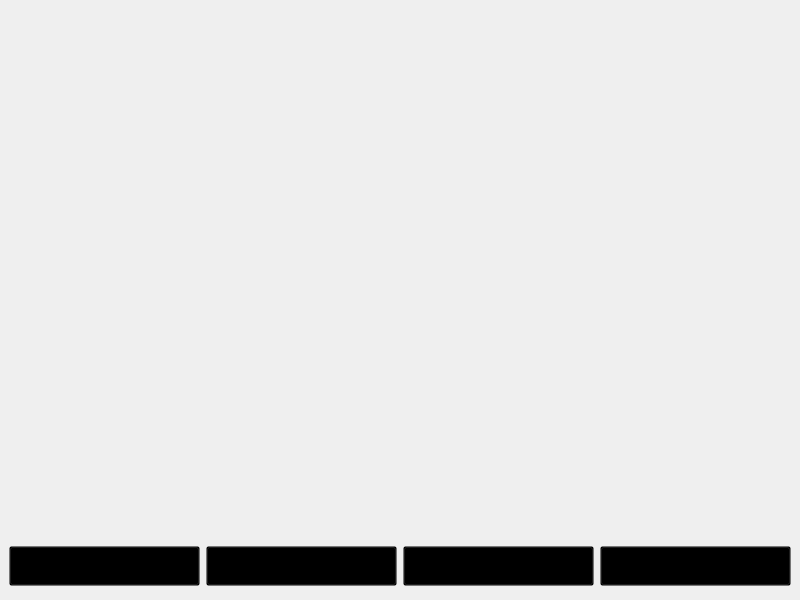
Above: resource/UI/gtl.ui from Curlyfuu/googletranslate_ui before the change. Below: the same form after it.
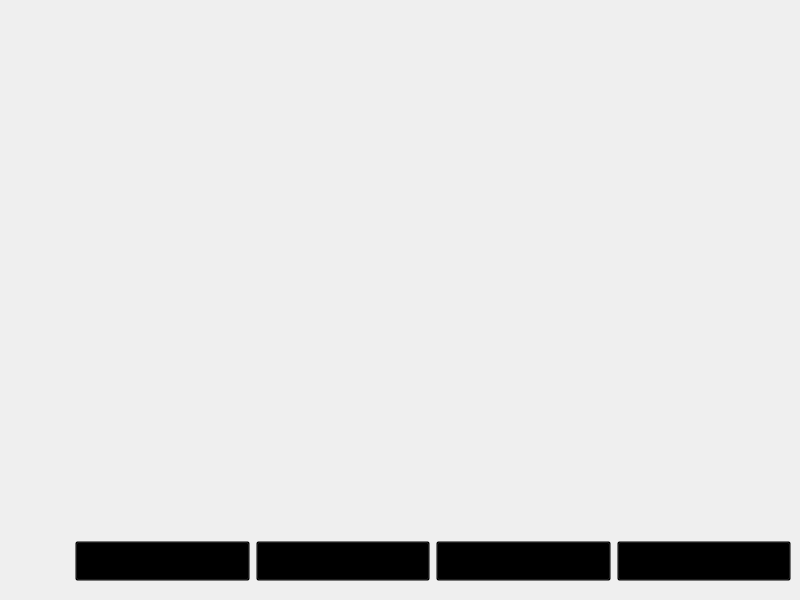
That is the form after the change. Icons and pictures are not drawn.

Commit message: add buttons to move window

Patch:
```diff
--- a/resource/UI/gtl.ui
+++ b/resource/UI/gtl.ui
@@ -97,6 +97,190 @@
 </string>
      </property>
      <layout class="QHBoxLayout" name="horizontalLayout">
+      <item>
+       <widget class="QWidget" name="widget_3" native="true">
+        <property name="minimumSize">
+         <size>
+          <width>60</width>
+          <height>60</height>
+         </size>
+        </property>
+        <property name="maximumSize">
+         <size>
+          <width>60</width>
+          <height>60</height>
+         </size>
+        </property>
+        <property name="styleSheet">
+         <string notr="true"/>
+        </property>
+        <layout class="QGridLayout" name="gridLayout">
+         <property name="leftMargin">
+          <number>0</number>
+         </property>
+         <property name="topMargin">
+          <number>0</number>
+         </property>
+         <property name="rightMargin">
+          <number>0</number>
+         </property>
+         <property name="bottomMargin">
+          <number>0</number>
+         </property>
+         <property name="spacing">
+          <number>0</number>
+         </property>
+         <item row="0" column="0">
+          <widget class="QPushButton" name="pushButton_5">
+           <property name="maximumSize">
+            <size>
+             <width>40</width>
+             <height>40</height>
+            </size>
+           </property>
+           <property name="cursor">
+            <cursorShape>ArrowCursor</cursorShape>
+           </property>
+           <property name="styleSheet">
+            <string notr="true">QPushButton {
+	margin: 0;
+	border-image: url(:/gtl_base/images/tl.png);
+	padding: 0;
+	border: none;
+
+
+}
+QPushButton:hover {
+	margin: 0;
+	border-image: url(:/gtl_base/images/tl.png);
+	padding: 0;
+	border: none;
+
+	border-radius: 4px;
+	background-color: rgb(250, 224, 129);
+}</string>
+           </property>
+           <property name="text">
+            <string/>
+           </property>
+          </widget>
+         </item>
+         <item row="0" column="1">
+          <widget class="QPushButton" name="pushButton_6">
+           <property name="maximumSize">
+            <size>
+             <width>40</width>
+             <height>40</height>
+            </size>
+           </property>
+           <property name="cursor">
+            <cursorShape>ArrowCursor</cursorShape>
+           </property>
+           <property name="styleSheet">
+            <string notr="true">QPushButton{
+	margin: 0;
+	border-image: url(:/gtl_base/images/tr.png);
+padding: 0;
+border: none;
+
+}
+QPushButton:hover{
+margin: 0;
+border-image: url(:/gtl_base/images/tr.png);
+padding: 0;
+border: none;
+
+background-color: rgb(250, 224, 129);
+border-radius: 4px;
+}
+
+</string>
+           </property>
+           <property name="text">
+            <string/>
+           </property>
+          </widget>
+         </item>
+         <item row="1" column="0">
+          <widget class="QPushButton" name="pushButton_7">
+           <property name="minimumSize">
+            <size>
+             <width>30</width>
+             <height>30</height>
+            </size>
+           </property>
+           <property name="maximumSize">
+            <size>
+             <width>30</width>
+             <height>30</height>
+            </size>
+           </property>
+           <property name="cursor">
+            <cursorShape>ArrowCursor</cursorShape>
+           </property>
+           <property name="styleSheet">
+            <string notr="true">QPushButton{
+margin: 0;
+border-image: url(:/gtl_base/images/bl.png);
+padding: 0;
+border: none;
+
+}
+QPushButton:hover{
+margin: 0;
+border-image: url(:/gtl_base/images/bl.png);
+padding: 0;
+border: none;
+background-color: rgb(250, 224, 129);
+border-radius: 4px;
+}
+
+
+</string>
+           </property>
+           <property name="text">
+            <string/>
+           </property>
+          </widget>
+         </item>
+         <item row="1" column="1">
+          <widget class="QPushButton" name="pushButton_8">
+           <property name="maximumSize">
+            <size>
+             <width>40</width>
+             <height>40</height>
+            </size>
+           </property>
+           <property name="cursor">
+            <cursorShape>ArrowCursor</cursorShape>
+           </property>
+           <property name="styleSheet">
+            <string notr="true">QPushButton{
+margin: 0;
+border-image: url(:/gtl_base/images/br.png);
+padding: 0;
+border: none;
+
+}
+QPushButton:hover{
+margin: 0;
+border-image: url(:/gtl_base/images/br.png);
+padding: 0;
+border: none;
+
+background-color: rgb(250, 224, 129);
+border-radius: 4px;
+}
+</string>
+           </property>
+           <property name="text">
+            <string/>
+           </property>
+          </widget>
+         </item>
+        </layout>
+       </widget>
+      </item>
       <item>
        <widget class="QPushButton" name="pushButton">
         <property name="sizePolicy">
```
Left out of the diff: 74 changed lines with no effect on the pictures. The commit also changes 10 other files.
